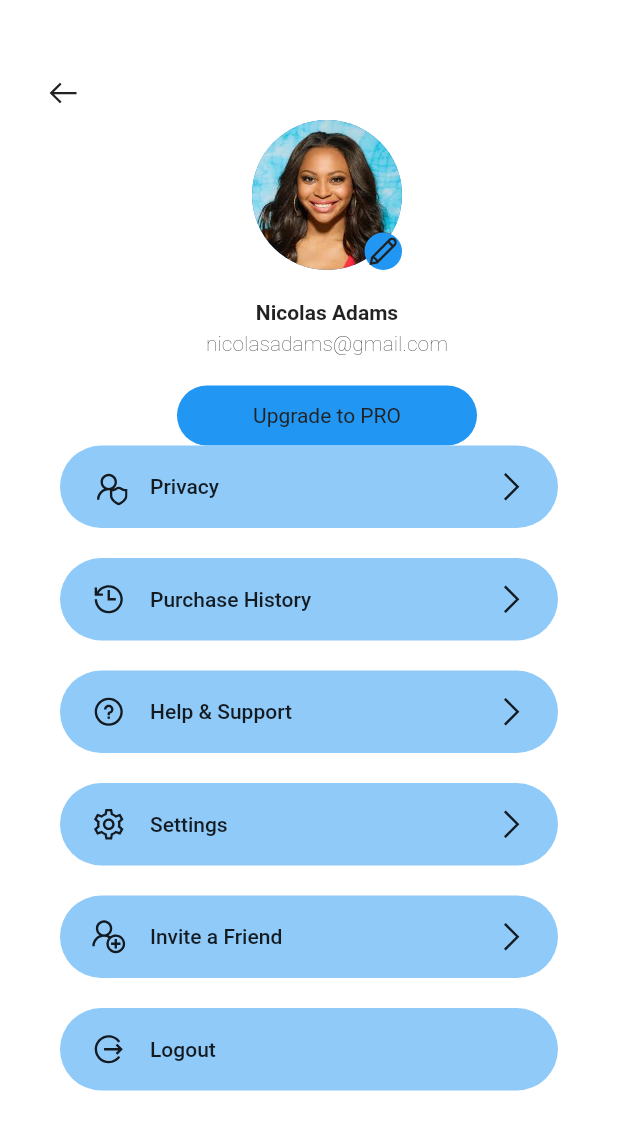
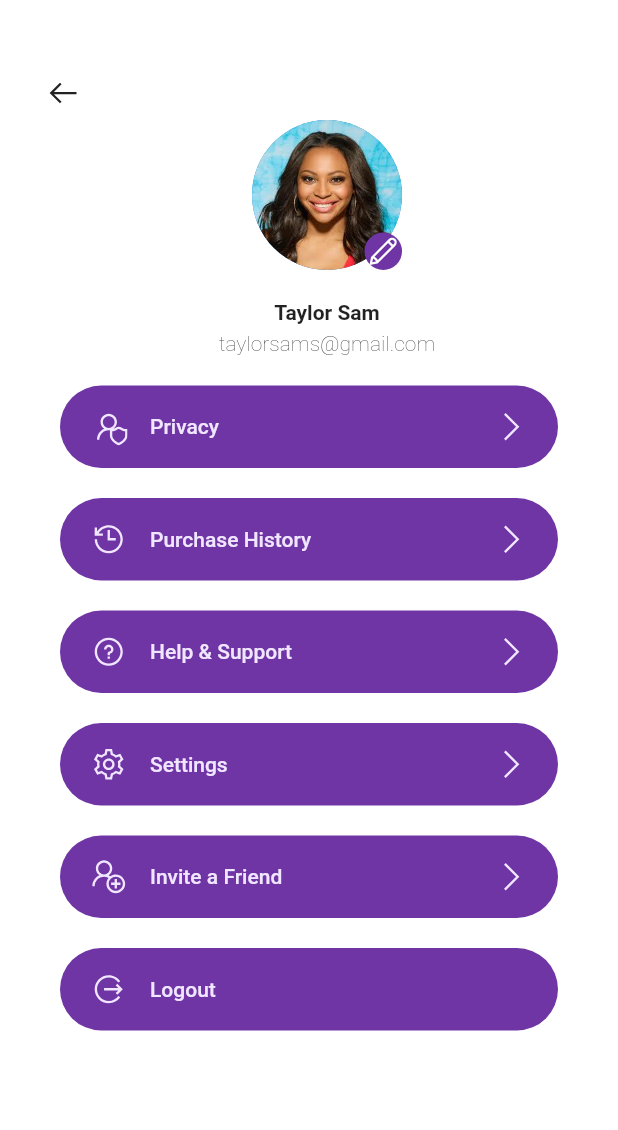
Before and after one commit to winniemwangi/FinanceApp, a Flutter app: the ProfileScreen screen opened directly, on a phone screen of 412 x 824 dp. Shown: the top 1130 px of the screen. Run offline on Flutter 3.47's test engine with Material 2 defaults, Android fonts, the phone set to English and light mode, and no system bars; our stand-ins replace firebase_auth, firebase_core, firebase_database, flutter_screenutil, flutter_svg, line_awesome_flutter; accounts and stored records are empty; network calls fail.

Commit message:
add changes

```diff
--- a/lib/Screens/home.dart
+++ b/lib/Screens/home.dart
@@ -13,11 +13,12 @@ class _HomePageState extends State<HomePage> {
   int _selectedItemIndex = 2;
   @override
   Widget build(BuildContext context) {
-    return Scaffold(
+    return SafeArea(
+      child: Scaffold(
         bottomNavigationBar: Row(
           children: [
             buildNavBarItem(Icons.home, 0,(){
-            Navigator.push(context, MaterialPageRoute(builder: (context) =>ProfileScreen()));
+              Navigator.push(context, MaterialPageRoute(builder: (context) =>HomePage()));
             }),
             // buildNavBarItem(Icons.card_giftcard, 1),
             // buildNavBarItem(Icons.camera, 2),
@@ -330,6 +331,7 @@ class _HomePageState extends State<HomePage> {
             )
           ],
         ),
+      ),
     );
   }
 
--- a/lib/Screens/profile_items.dart
+++ b/lib/Screens/profile_items.dart
@@ -29,19 +29,21 @@ class ProfileListItem extends StatelessWidget {
       ),
       decoration: BoxDecoration(
         borderRadius: BorderRadius.circular(kSpacingUnit.w * 3),
-        color: Theme.of(context).backgroundColor,
+        color: const Color(0xFF6F35A5),
       ),
       child: Row(
         children: <Widget>[
           Icon(
             icon,
             size: kSpacingUnit.w * 2.5,
+            color: Color(0xFFF1E6FF),
           ),
           SizedBox(width: kSpacingUnit.w * 1.5),
           Text(
             text,
             style: kTitleTextStyle.copyWith(
               fontWeight: FontWeight.w500,
+              color: Color(0xFFF1E6FF)
             ),
           ),
           Spacer(),
@@ -49,6 +51,7 @@ class ProfileListItem extends StatelessWidget {
             Icon(
               LineAwesomeIcons.angle_right,
               size: kSpacingUnit.w * 2.5,
+              color: Color(0xFFF1E6FF),
             ),
         ],
       ),
--- a/lib/Screens/profile_page.dart
+++ b/lib/Screens/profile_page.dart
@@ -1,4 +1,3 @@
-import 'package:animated_theme_switcher/animated_theme_switcher.dart';
 import 'package:flutter/material.dart';
 import 'package:flutter_screenutil/flutter_screenutil.dart';
 import 'package:line_awesome_flutter/line_awesome_flutter.dart';
@@ -41,8 +40,8 @@ class _ProfileScreenState extends State<ProfileScreen> {
                   child: Container(
                     height: kSpacingUnit.w * 2.5,
                     width: kSpacingUnit.w * 2.5,
-                    decoration: BoxDecoration(
-                      color: Theme.of(context).accentColor,
+                    decoration: const BoxDecoration(
+                      color: Color(0xFF6F35A5),
                       shape: BoxShape.circle,
                     ),
                     child: Center(
@@ -50,7 +49,7 @@ class _ProfileScreenState extends State<ProfileScreen> {
                       widthFactor: kSpacingUnit.w * 1.5,
                       child:const Icon(
                         LineAwesomeIcons.pen,
-                        color: kDarkPrimaryColor,
+                        color: Colors.white,
                         // size: ScreenUtil().setSp(kSpacingUnit.w * 1.5),
                       ),
                     ),
@@ -61,60 +60,21 @@ class _ProfileScreenState extends State<ProfileScreen> {
           ),
           SizedBox(height: kSpacingUnit.w * 2),
           const Text(
-            'Nicolas Adams',
+            'Taylor Sam',
             style: kTitleTextStyle,
           ),
           SizedBox(height: kSpacingUnit.w * 0.5),
           const Text(
-            'nicolasadams@gmail.com',
+            'taylorsams@gmail.com',
             style: kCaptionTextStyle,
           ),
           SizedBox(height: kSpacingUnit.w * 2),
-          Container(
-            height: kSpacingUnit.w * 4,
-            width: kSpacingUnit.w * 20,
-            decoration: BoxDecoration(
-              borderRadius: BorderRadius.circular(kSpacingUnit.w * 3),
-              color: Theme.of(context).accentColor,
-            ),
-            child: const Center(
-              child: Text(
-                'Upgrade to PRO',
-                style: kButtonTextStyle,
-              ),
-            ),
-          ),
+
         ],
       ),
     );
 
-    // var themeSwitcher = ThemeSwitcher(
-    //   builder: (context) {
-    //     return AnimatedCrossFade(
-    //       duration: Duration(milliseconds: 200),
-    //       crossFadeState:
-    //       // ThemeProvider.of(context).brightness == Brightness.dark
-    //       //     ? CrossFadeState.showFirst
-    //       //     : CrossFadeState.showSecond,
-    //       firstChild: GestureDetector(
-    //         onTap: () =>
-    //             ThemeSwitcher.of(context).changeTheme(theme: kLightTheme),
-    //         child:const Icon(
-    //           LineAwesomeIcons.sun,
-    //           // size: ScreenUtil().setSp(kSpacingUnit.w * 3),
-    //         ),
-    //       ),
-    //       secondChild: GestureDetector(
-    //         onTap: () =>
-    //             ThemeSwitcher.of(context).changeTheme(theme: kDarkTheme),
-    //         child:const Icon(
-    //           LineAwesomeIcons.moon,
-    //           // size: ScreenUtil().setSp(kSpacingUnit.w * 3),
-    //         ),
-    //       ),
-    //     );
-    //   },
-    // );
+
 
     var header = Row(
       mainAxisAlignment: MainAxisAlignment.spaceBetween,
@@ -139,7 +99,7 @@ class _ProfileScreenState extends State<ProfileScreen> {
               header,
               Expanded(
                 child: ListView(
-                  children: <Widget>[
+                  children: const <Widget>[
                     ProfileListItem(
                       icon: LineAwesomeIcons.user_shield,
                       text: 'Privacy',
--- a/lib/constants.dart
+++ b/lib/constants.dart
@@ -8,11 +8,11 @@ const double defaultPadding = 16.0;
 
 const kSpacingUnit = 10;
 
-const kDarkPrimaryColor = Color(0xFF212121);
-const kDarkSecondaryColor = Color(0xFF373737);
-const kLightPrimaryColor = Color(0xFFFFFFFF);
-const kLightSecondaryColor = Color(0xFFF3F7FB);
-const kAccentColor = Color(0xFFFFC107);
+// const kDarkPrimaryColor = Color(0xFF212121);
+// const kDarkSecondaryColor = Color(0xFF373737);
+// const kLightPrimaryColor = Color(0xFFFFFFFF);
+// const kLightSecondaryColor = Color(0xFFF3F7FB);
+// const kAccentColor = Color(0xFFFFC107);
 
 const kTitleTextStyle = TextStyle(
   // fontSize: ScreenUtil().se,
@@ -26,39 +26,39 @@ const kCaptionTextStyle = TextStyle(
 
 const kButtonTextStyle = TextStyle(
   fontWeight: FontWeight.w400,
-  color: kDarkPrimaryColor,
+  color: kPrimaryColor,
 );
 
 final kDarkTheme = ThemeData(
   brightness: Brightness.dark,
   fontFamily: 'SFProText',
-  primaryColor: kDarkPrimaryColor,
-  canvasColor: kDarkPrimaryColor,
-  backgroundColor: kDarkSecondaryColor,
-  accentColor: kAccentColor,
+  primaryColor: kPrimaryColor,
+  canvasColor: kPrimaryColor,
+  backgroundColor: kPrimaryColor,
+  accentColor: kPrimaryColor,
   iconTheme: ThemeData.dark().iconTheme.copyWith(
-    color: kLightSecondaryColor,
+    color: kPrimaryColor,
   ),
   textTheme: ThemeData.dark().textTheme.apply(
     fontFamily: 'SFProText',
-    bodyColor: kLightSecondaryColor,
-    displayColor: kLightSecondaryColor,
+    bodyColor: kPrimaryColor,
+    displayColor: kPrimaryColor,
   ),
 );
 
 final kLightTheme = ThemeData(
   brightness: Brightness.light,
   fontFamily: 'SFProText',
-  primaryColor: kLightPrimaryColor,
-  canvasColor: kLightPrimaryColor,
-  backgroundColor: kLightSecondaryColor,
-  accentColor: kAccentColor,
+  primaryColor: kPrimaryColor,
+  canvasColor: kPrimaryColor,
+  backgroundColor: kPrimaryColor,
+  accentColor: kPrimaryColor,
   iconTheme: ThemeData.light().iconTheme.copyWith(
-    color: kDarkSecondaryColor,
+    color: kPrimaryColor,
   ),
   textTheme: ThemeData.light().textTheme.apply(
     fontFamily: 'SFProText',
-    bodyColor: kDarkSecondaryColor,
-    displayColor: kDarkSecondaryColor,
+    bodyColor: kPrimaryColor,
+    displayColor: kPrimaryColor,
   ),
 );
```
Also changed, not shown: lib/Screens/transfer.dart (+21 -14 lines). Lines whose indentation alone changed are shown as unchanged.
